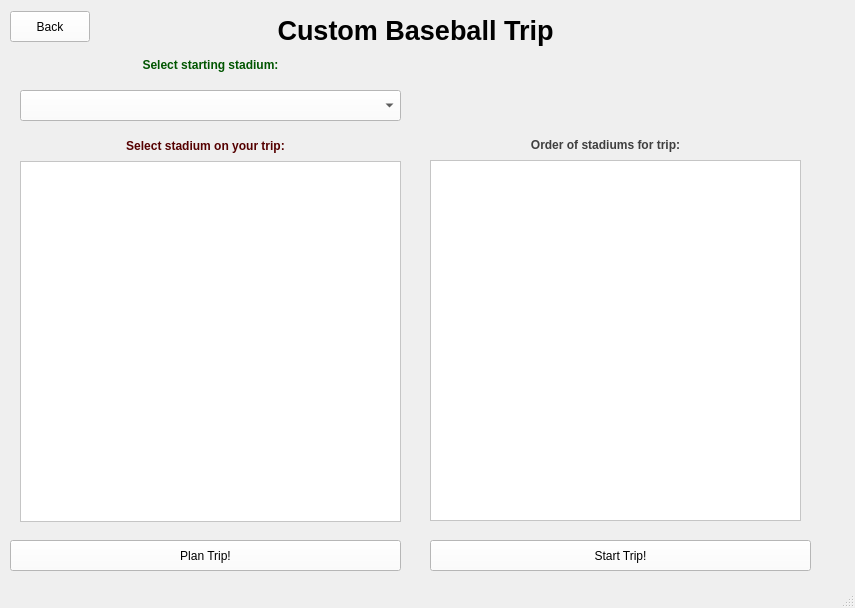
Before: the Qt Designer form Baseball/custompath.ui in Ykhan799/CS-1D-Project-2-Baseball, drawn with Qt 5.
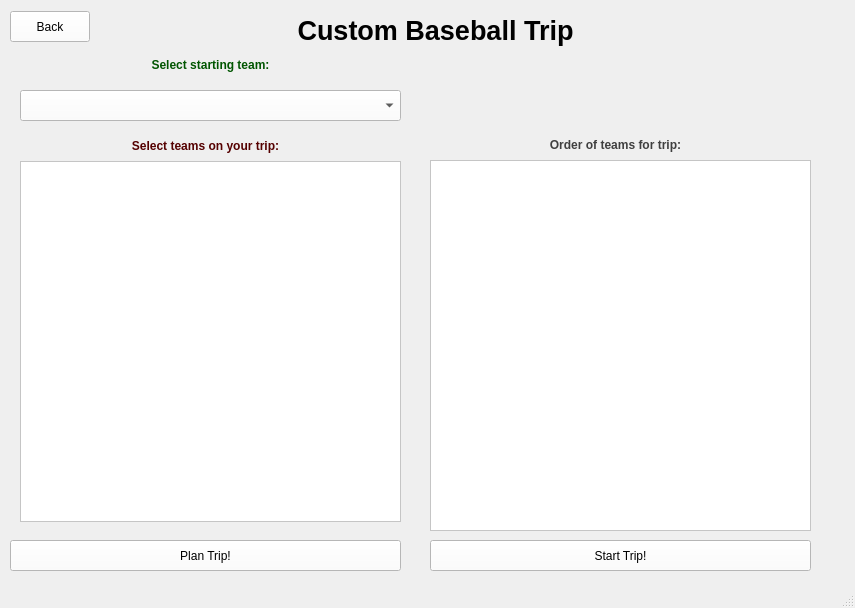
After: the same form once the commit is applied.

Diff of the .ui file:
```diff
--- a/Baseball/custompath.ui
+++ b/Baseball/custompath.ui
@@ -33,7 +33,7 @@
    <widget class="QLabel" name="admin_label">
     <property name="geometry">
      <rect>
-      <x>130</x>
+      <x>150</x>
       <y>10</y>
       <width>571</width>
       <height>41</height>
@@ -79,7 +79,7 @@
      </rect>
     </property>
     <property name="text">
-     <string>&lt;html&gt;&lt;head/&gt;&lt;body&gt;&lt;p align=&quot;center&quot;&gt;&lt;span style=&quot; font-weight:600; color:#550000;&quot;&gt;Select stadium on your trip:&lt;/span&gt;&lt;/p&gt;&lt;/body&gt;&lt;/html&gt;</string>
+     <string>&lt;html&gt;&lt;head/&gt;&lt;body&gt;&lt;p align=&quot;center&quot;&gt;&lt;span style=&quot; font-weight:600; color:#550000;&quot;&gt;Select teams on your trip:&lt;/span&gt;&lt;/p&gt;&lt;/body&gt;&lt;/html&gt;</string>
     </property>
    </widget>
    <widget class="QToolButton" name="startTrip_button">
@@ -129,8 +129,8 @@
      <rect>
       <x>430</x>
       <y>160</y>
-      <width>371</width>
-      <height>361</height>
+      <width>381</width>
+      <height>371</height>
      </rect>
     </property>
     <property name="styleSheet">
@@ -144,8 +144,8 @@
       <rect>
        <x>0</x>
        <y>0</y>
-       <width>369</width>
-       <height>359</height>
+       <width>379</width>
+       <height>369</height>
       </rect>
      </property>
     </widget>
@@ -160,20 +160,20 @@
      </rect>
     </property>
     <property name="text">
-     <string>&lt;html&gt;&lt;head/&gt;&lt;body&gt;&lt;p align=&quot;center&quot;&gt;&lt;span style=&quot; font-weight:600; color:#005500;&quot;&gt;Select starting stadium:&lt;/span&gt;&lt;/p&gt;&lt;/body&gt;&lt;/html&gt;</string>
+     <string>&lt;html&gt;&lt;head/&gt;&lt;body&gt;&lt;p align=&quot;center&quot;&gt;&lt;span style=&quot; font-weight:600; color:#005500;&quot;&gt;Select starting team:&lt;/span&gt;&lt;/p&gt;&lt;/body&gt;&lt;/html&gt;</string>
     </property>
    </widget>
    <widget class="QLabel" name="startStadiumHeader_6">
     <property name="geometry">
      <rect>
-      <x>400</x>
+      <x>410</x>
       <y>130</y>
       <width>411</width>
       <height>31</height>
      </rect>
     </property>
     <property name="text">
-     <string>&lt;html&gt;&lt;head/&gt;&lt;body&gt;&lt;p align=&quot;center&quot;&gt;&lt;span style=&quot; font-weight:600; color:#3f3f3f;&quot;&gt;Order of stadiums for trip:&lt;/span&gt;&lt;/p&gt;&lt;/body&gt;&lt;/html&gt;</string>
+     <string>&lt;html&gt;&lt;head/&gt;&lt;body&gt;&lt;p align=&quot;center&quot;&gt;&lt;span style=&quot; font-weight:600; color:#3f3f3f;&quot;&gt;Order of teams for trip:&lt;/span&gt;&lt;/p&gt;&lt;/body&gt;&lt;/html&gt;</string>
     </property>
    </widget>
    <widget class="QComboBox" name="selectStartingStadiums">
```
